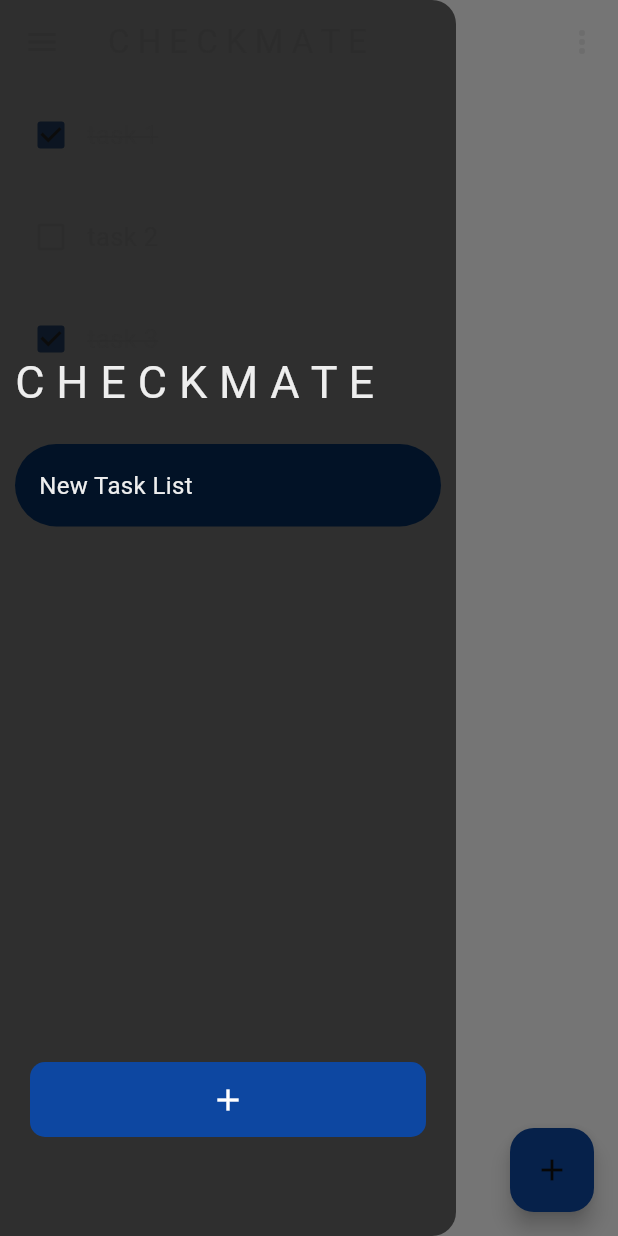
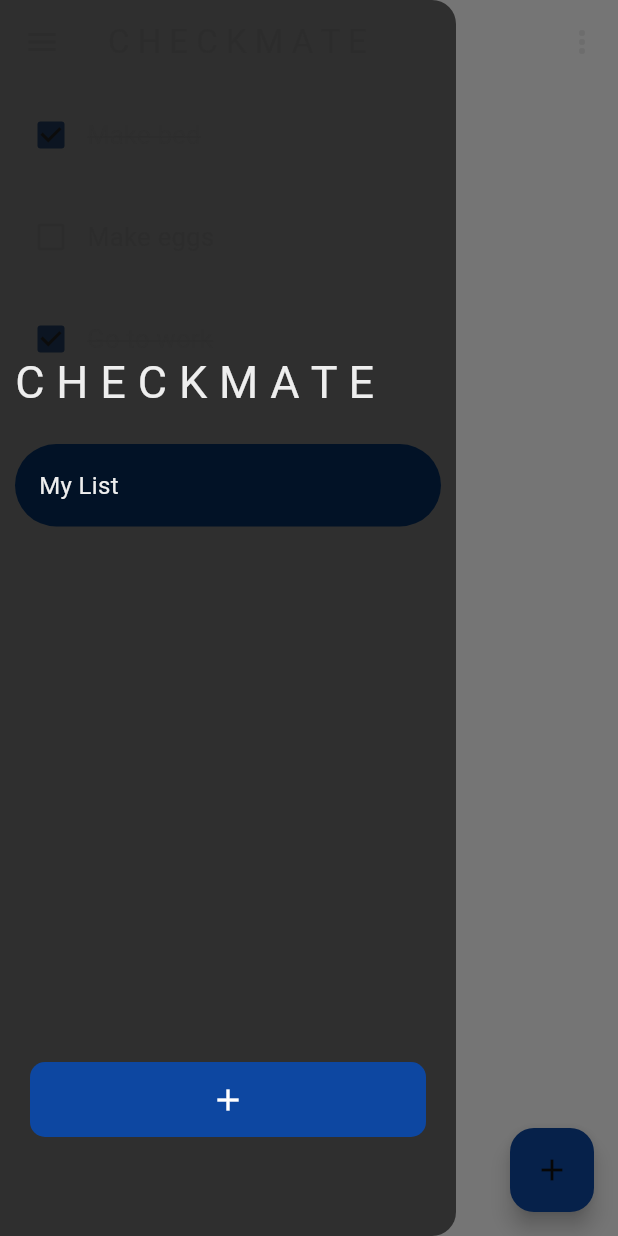
Before and after one commit to C41f0N/checkmate_2, a Flutter app: the screen it shows after launch, with the side drawer open, on a phone screen of 412 x 824 dp. Run offline on Flutter 3.47's test engine with Material 3 defaults, Android fonts, the phone set to English and light mode, and no system bars; drawn by our look-alikes of auto_size_text; our stand-ins replace hive_flutter; accounts and stored records are empty.

Commit message:
changed default data

```diff
--- a/lib/data_ops/task_database.dart
+++ b/lib/data_ops/task_database.dart
@@ -30,10 +30,10 @@ class TaskDatabase extends ChangeNotifier {
 
   void loadDefaultData() {
     taskLists = [
-      TaskList("New Task List", [
-        Task("task 1", true),
-        Task("task 2", false),
-        Task("task 3", true),
+      TaskList("My List", [
+        Task("Make bed", true),
+        Task("Make eggs", false),
+        Task("Go to work", true),
       ])
     ];
 
--- a/pubspec.yaml
+++ b/pubspec.yaml
@@ -38,7 +38,6 @@ dependencies:
   auto_size_text: ^3.0.0
   provider: ^6.1.1
   hive_flutter: ^1.1.0
-  flutter_slidable: ^3.0.1
 
 dev_dependencies:
   flutter_test:
```
Also changed, not shown: pubspec.lock.
